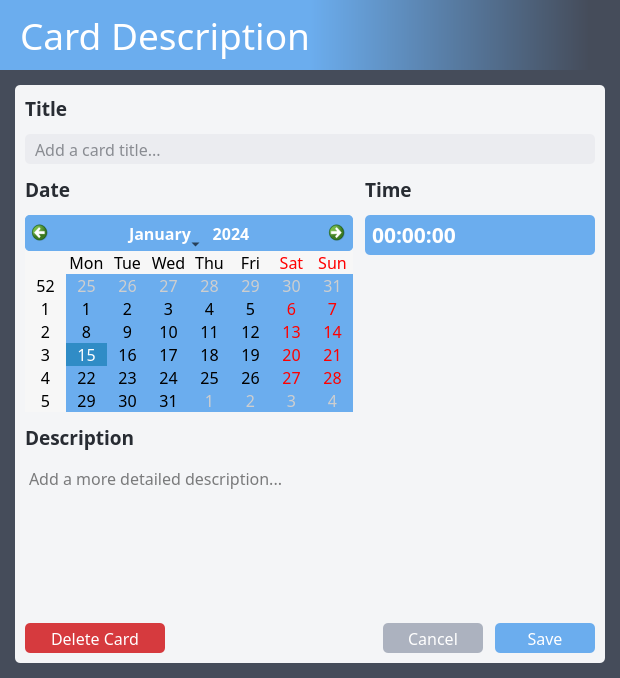
First picture: the form in src/eisenban/ui/card_description.ui, repository clockworksspheres/eisenban, before the edit.
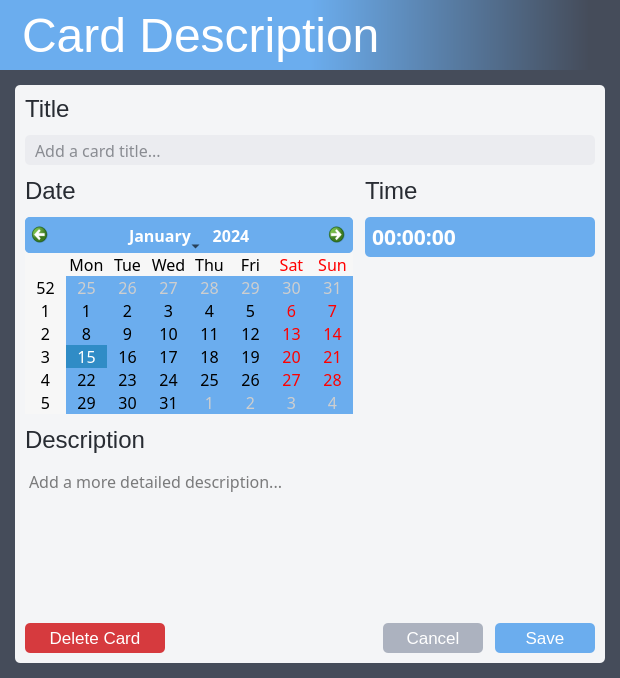
Second picture: the form after the edit. Icons and pictures are not drawn.

The edit to the form file:
```diff
--- a/src/eisenban/ui/card_description.ui
+++ b/src/eisenban/ui/card_description.ui
@@ -59,8 +59,8 @@
       </property>
       <property name="font">
        <font>
-        <family>Torus Pro</family>
-        <pointsize>28</pointsize>
+        <family>Arimo</family>
+        <pointsize>36</pointsize>
        </font>
       </property>
       <property name="styleSheet">
@@ -117,9 +117,9 @@
            <widget class="QLabel" name="label_title">
             <property name="font">
              <font>
-              <family>Torus Pro</family>
-              <pointsize>14</pointsize>
-              <bold>true</bold>
+              <family>Arimo</family>
+              <pointsize>18</pointsize>
+              <bold>false</bold>
              </font>
             </property>
             <property name="styleSheet">
@@ -188,9 +188,9 @@
                <widget class="QLabel" name="label_date">
                 <property name="font">
                  <font>
-                  <family>Torus Pro</family>
-                  <pointsize>14</pointsize>
-                  <bold>true</bold>
+                  <family>Arimo</family>
+                  <pointsize>18</pointsize>
+                  <bold>false</bold>
                  </font>
                 </property>
                 <property name="styleSheet">
@@ -310,9 +310,9 @@
                <widget class="QLabel" name="label_time">
                 <property name="font">
                  <font>
-                  <family>Torus Pro</family>
-                  <pointsize>14</pointsize>
-                  <bold>true</bold>
+                  <family>Arimo</family>
+                  <pointsize>18</pointsize>
+                  <bold>false</bold>
                  </font>
                 </property>
                 <property name="styleSheet">
@@ -422,9 +422,9 @@
            <widget class="QLabel" name="label_description">
             <property name="font">
              <font>
-              <family>Torus Pro</family>
-              <pointsize>14</pointsize>
-              <bold>true</bold>
+              <family>Arimo</family>
+              <pointsize>18</pointsize>
+              <bold>false</bold>
              </font>
             </property>
             <property name="styleSheet">
@@ -533,8 +533,8 @@
               </property>
               <property name="font">
                <font>
-                <family>Torus Pro</family>
-                <pointsize>12</pointsize>
+                <family>Arimo</family>
+                <pointsize>13</pointsize>
                </font>
               </property>
               <property name="cursor">
@@ -595,8 +595,8 @@
               </property>
               <property name="font">
                <font>
-                <family>Torus Pro</family>
-                <pointsize>12</pointsize>
+                <family>Arimo</family>
+                <pointsize>13</pointsize>
                </font>
               </property>
               <property name="cursor">
@@ -644,8 +644,8 @@
               </property>
               <property name="font">
                <font>
-                <family>Torus Pro</family>
-                <pointsize>12</pointsize>
+                <family>Arimo</family>
+                <pointsize>13</pointsize>
                </font>
               </property>
               <property name="cursor">
```
Left out of the diff: 6 changed lines with no effect on the pictures.
